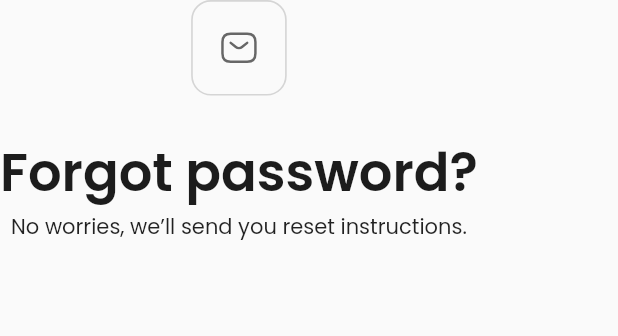
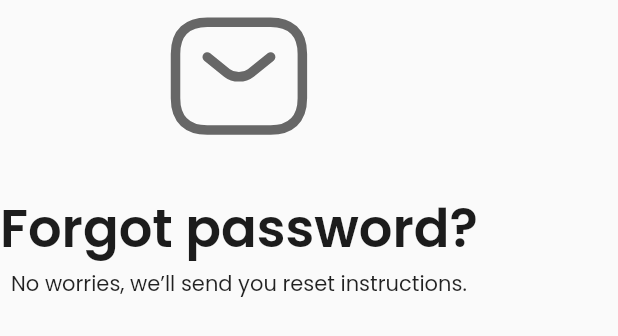
Before and after one commit to gokomurodokomodo/flutter_aitriage, a Flutter app: the AuthenticationHeader widget shown alone on an empty page, opened directly, on a phone screen of 412 x 824 dp. Shown: the top 336 px of the screen. Run offline on Flutter 3.47's test engine with Material 2 defaults, Android fonts, the phone set to English and light mode, and no system bars; our stand-ins replace dio, flutter_screenutil, flutter_secure_storage, flutter_svg, get, get_storage and 4 more; accounts and stored records are empty.

Commit message:
refactor code

```diff
--- a/lib/aitriage_core/common/app_image.dart
+++ b/lib/aitriage_core/common/app_image.dart
@@ -28,4 +28,6 @@
   static const svgEmail = './lib/aitriage_core/asset/image/svg_email.svg';
   static const svgCheckEnabled = './lib/aitriage_core/asset/image/svg_check_enabled.svg';
   static const svgCheckDisabled = './lib/aitriage_core/asset/image/svg_check_disabled.svg';
+  static const svgLock = './lib/aitriage_core/asset/image/svg_lock.svg';
+  static const svgSuccess = './lib/aitriage_core/asset/image/svg_success.svg';
 }
--- a/lib/aitriage_core/ui/widget/authentication_header.dart
+++ b/lib/aitriage_core/ui/widget/authentication_header.dart
@@ -15,6 +15,7 @@
   final TextStyle? styleContentText;
   final String? thirdText;
   final TextStyle? styleThirdText;
+  final String? iconWithBorder;
 
   const AuthenticationHeader(
       {super.key,
@@ -24,19 +25,21 @@
       this.thirdText,
       this.styleHeaderText,
       this.styleContentText,
-      this.styleThirdText});
+      this.styleThirdText,
+      this.iconWithBorder
+      });
 
   @override
   Widget build(BuildContext context) {
     return Column(
       crossAxisAlignment: CrossAxisAlignment.center,
       children: [
-        Container(
+        if (iconWithBorder != null) Container(
             padding: EdgeInsets.all(16.w),
             decoration: BoxDecoration(
                 border: Border.all(color: AppColor.colorRememberMeText.withOpacity(0.25), width: 1.w),
                 borderRadius: BorderRadius.all(Radius.circular(12.w))),
-            child: SvgPicture.asset(AppImage.svgEmail, width: 24.w, height: 24.w)),
+            child: SvgPicture.asset(iconWithBorder!, width: 24.w, height: 24.w)),
         (iconName == null && headerText == null && contentText == null)
             ? const SizedBox()
             : Column(
--- a/lib/aitriage_module_auth/feature/check_your_email/check_your_email_screen.dart
+++ b/lib/aitriage_module_auth/feature/check_your_email/check_your_email_screen.dart
@@ -6,6 +6,7 @@
 import 'package:flutter_aitriage/aitriage_module_auth/config/auth_route.dart';
 import 'package:flutter_screenutil/flutter_screenutil.dart';
 import 'package:get/get.dart';
+import '../../../aitriage_core/common/app_image.dart';
 import '../../../aitriage_core/common/app_style.dart';
 import 'check_your_email_controller.dart';
 
@@ -26,10 +27,12 @@
   @override
   Widget build(BuildContext context) {
     return Scaffold(
-      body: Column(
+      body: Center(
+        child: Column(
           children: [
             SizedBox(height: 160.h),
             AuthenticationHeader(
+              iconWithBorder: AppImage.svgLock,
               headerText: 'check_your_email'.tr,
               contentText: 'we_sent_password'.tr,
               styleContentText: AppStyle.styleCheckYourEmailNotification,
@@ -66,6 +69,7 @@
             const BackToLoginTextButton(),
           ],
         ),
+      ),
     );
   }
 }
--- a/lib/aitriage_module_auth/feature/forgot_password/forgot_password_screen.dart
+++ b/lib/aitriage_module_auth/feature/forgot_password/forgot_password_screen.dart
@@ -4,6 +4,7 @@
 import 'package:flutter_aitriage/aitriage_core/ui/widget/device_detector.dart';
 import 'package:flutter_screenutil/flutter_screenutil.dart';
 import 'package:get/get.dart';
+import '../../../aitriage_core/common/app_image.dart';
 import '../../../aitriage_core/ui/widget/back_to_login_text_button.dart';
 import '../../../aitriage_core/ui/widget/color_button.dart';
 import '../../../aitriage_core/ui/widget/custom_login_field.dart';
@@ -29,12 +30,14 @@
     return Scaffold(
       body: SingleChildScrollView(
         reverse: true,
+        child: Center(
           child: Column(
             children: [
               SizedBox(height: 160.h),
               AuthenticationHeader(
                 headerText: 'forgot_password'.tr,
                 contentText: 'forgot_password_label'.tr,
+                iconName: AppImage.svgEmail,
               ),
               SizedBox(height: 32.h),
               SizedBox(
@@ -60,6 +63,7 @@
             ],
           ),
         ),
+      ),
     );
   }
 
--- a/lib/aitriage_module_auth/feature/set_new_password/set_new_password_screen.dart
+++ b/lib/aitriage_module_auth/feature/set_new_password/set_new_password_screen.dart
@@ -4,6 +4,7 @@
 import 'package:flutter_screenutil/flutter_screenutil.dart';
 import 'package:get/get.dart';
 
+import '../../../aitriage_core/common/app_image.dart';
 import '../../../aitriage_core/ui/widget/authentication_header.dart';
 import '../../../aitriage_core/ui/widget/custom_login_field.dart';
 
@@ -33,7 +34,9 @@
             children: [
               SizedBox(height: 160.h),
               AuthenticationHeader(
-                headerText: 'set_new_password_title'.tr),
+                headerText: 'set_new_password_title'.tr,
+                iconWithBorder: AppImage.svgEmail,
+              ),
               SizedBox(height: 32.h),
               Column(
                 crossAxisAlignment: CrossAxisAlignment.start,
--- a/lib/aitriage_module_auth/feature/sign_in/sign_in_screen.dart
+++ b/lib/aitriage_module_auth/feature/sign_in/sign_in_screen.dart
@@ -33,9 +33,11 @@
       resizeToAvoidBottomInset: true,
       body: SingleChildScrollView(
         reverse: true,
+        child: Center(
           child: Column(
             crossAxisAlignment: CrossAxisAlignment.center,
             children: [
+              SizedBox(height: 160.h),
               AuthenticationHeader(
                 iconName: AppImage.svgAppLogo,
                 headerText: 'welcome_back'.tr,
@@ -108,6 +110,7 @@
             ],
           ),
         ),
+      ),
     );
   }
 }
--- a/lib/aitriage_module_auth/feature/sign_in_with_pincode/sign_in_with_pincode_screen.dart
+++ b/lib/aitriage_module_auth/feature/sign_in_with_pincode/sign_in_with_pincode_screen.dart
@@ -37,6 +37,7 @@
         backgroundColor: AppColor.colorButtonTextEnable,
         body: SingleChildScrollView(
           reverse: true,
+          child: Center(
             child: Column(
               children: [
                 AuthenticationHeader(
@@ -116,6 +117,7 @@
             ),
           ),
         ),
+      ),
     );
   }
 
```
Also changed, not shown: lib/aitriage_module_auth/feature/success_reset_password/success_reset_password_screen.dart (+6 -1 lines), lib/aitriage_core/asset/image/svg_check_disabled.svg, lib/aitriage_core/asset/image/svg_lock.svg (added), lib/aitriage_core/asset/image/svg_success.svg (added). Lines whose indentation alone changed are shown as unchanged.
